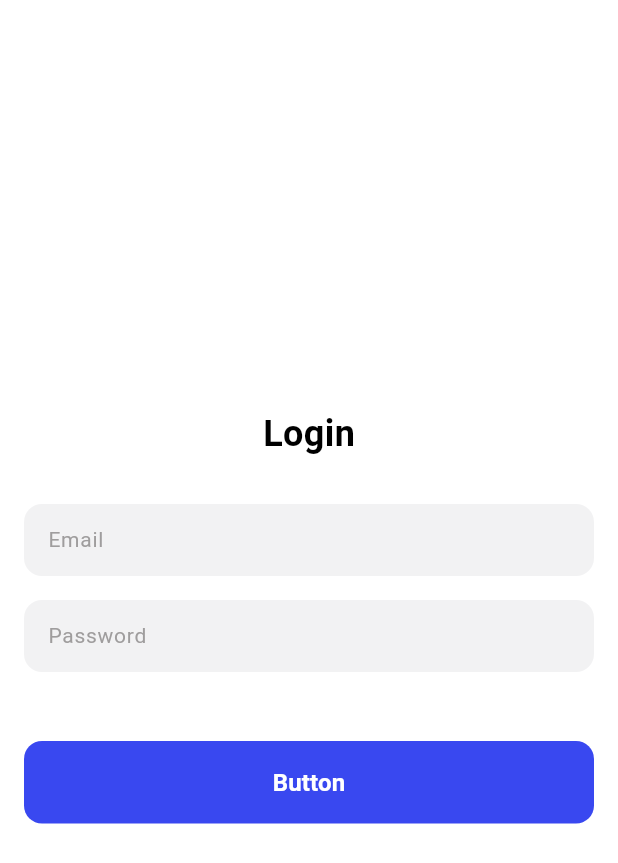
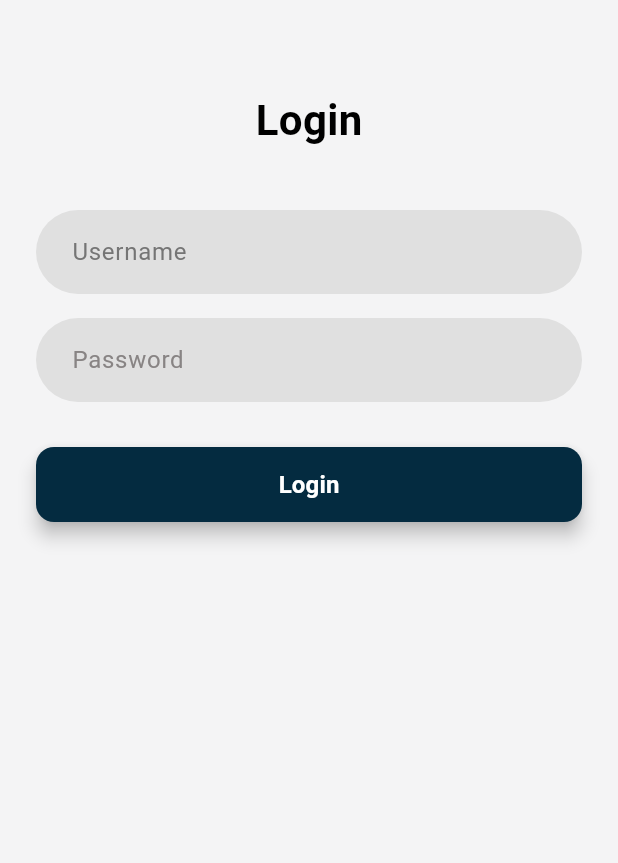
Before and after one commit to Natasyaaurellya/UKK_2025, a Flutter app: the screen it shows after launch, on a phone screen of 412 x 824 dp. Shown: the top 863 px of the screen. Run offline on Flutter 3.47's test engine with Material 3 defaults, Android fonts, the phone set to English and light mode, and no system bars; our stand-ins replace supabase_flutter; accounts and stored records are empty.

Commit message:
first commit

```diff
--- a/lib/home.dart
+++ b/lib/home.dart
@@ -0,0 +1,2 @@
+import 'package:flutter/material.dart';
+import 'package:supabase_flutter/supabase_flutter.dart';
--- a/lib/login.dart
+++ b/lib/login.dart
@@ -1,179 +1,151 @@
 import 'package:flutter/material.dart';
+import 'package:supabase_flutter/supabase_flutter.dart';
 import 'home.dart';
 
-class LoginScreen extends StatelessWidget {
+class LoginScreen extends StatefulWidget {
+  @override
+  _LoginScreenState createState() => _LoginScreenState();
+}
+
+class _LoginScreenState extends State<LoginScreen> {
+  final TextEditingController _usernameController = TextEditingController();
+  final TextEditingController _passwordController = TextEditingController();
+
+  final SupabaseClient _supabaseClient = Supabase.instance.client;
+
+  final _formKey = GlobalKey<FormState>(); // Kunci untuk form
+
+  Future<void> _login() async {
+    if (_formKey.currentState?.validate() ?? false) {
+      final username = _usernameController.text;
+      final password = _passwordController.text;
+
+      // Jika hanya username yang kosong
+      if (username.isEmpty) {
+        ScaffoldMessenger.of(context).showSnackBar(
+          const SnackBar(content: Text("Username tidak boleh kosong")),
+        );
+      }
+      // Jika hanya password yang kosong
+      else if (password.isEmpty) {
+        ScaffoldMessenger.of(context).showSnackBar(
+          const SnackBar(content: Text("Password tidak boleh kosong")),
+        );
+      } else {
+        // Query ke tabel "user" di Supabase
+        final response = await _supabaseClient
+            .from('user')
+            .select()
+            .eq('username', username)
+            .eq('password', password)
+            .maybeSingle();
+
+        if (response != null) {
+          // Login berhasil
+          ScaffoldMessenger.of(context).showSnackBar(
+            SnackBar(content: Text("Login Successful! Welcome, ${response['username']}")),
+          );
+
+          // Navigasi ke HomeScreen setelah login sukses
+          // Navigator.pushReplacement(
+          //   context,
+          //   MaterialPageRoute(builder: (context) => HomeScreen()),
+          // );
+        } else {
+          // Login gagal
+          ScaffoldMessenger.of(context).showSnackBar(
+            const SnackBar(content: Text("Incorrect username or password.")),
+          );
+        }
+      }
+    }
+  }
+
   @override
   Widget build(BuildContext context) {
     return Scaffold(
-      backgroundColor: Color(0xffffffff),
-      body: Align(
-        alignment: Alignment.center,
-        child: Padding(
-          padding: EdgeInsets.fromLTRB(16, 50, 16, 16),
-          child: SingleChildScrollView(
+      backgroundColor: const Color(0xfff4f4f5), // Latar belakang abu-abu terang
+      body: Padding(
+        padding: const EdgeInsets.symmetric(horizontal: 24),
+        child: SingleChildScrollView(
+          child: Form(
+            key: _formKey, // Menetapkan formKey pada form
             child: Column(
-              mainAxisAlignment: MainAxisAlignment.start,
-              crossAxisAlignment: CrossAxisAlignment.start,
-              mainAxisSize: MainAxisSize.max,
+              mainAxisAlignment: MainAxisAlignment.center,
+              crossAxisAlignment: CrossAxisAlignment.center,
               children: [
-                Align(
-                  alignment: Alignment.center,
-                  child: Text(
-                    "Login",
-                    textAlign: TextAlign.start,
-                    overflow: TextOverflow.clip,
-                    style: TextStyle(
-                      fontWeight: FontWeight.w700,
-                      fontStyle: FontStyle.normal,
-                      fontSize: 24,
-                      color: Color(0xff000000),
-                    ),
+                const SizedBox(height: 60),
+                const Text(
+                  "Login",
+                  style: TextStyle(
+                    fontWeight: FontWeight.bold,
+                    fontSize: 28,
+                    color: Colors.black,
                   ),
                 ),
-                Padding(
-                  padding: EdgeInsets.fromLTRB(0, 30, 0, 16),
-                  child: TextField(
-                    controller: TextEditingController(),
-                    obscureText: false,
-                    textAlign: TextAlign.start,
-                    maxLines: 1,
+                const SizedBox(height: 40),
+                TextFormField(
+                  controller: _usernameController,
+                  decoration: InputDecoration(
+                    hintText: "Username",
+                    hintStyle: TextStyle(color: Colors.grey[600]), // Warna hint teks
+                    filled: true,
+                    fillColor: const Color(0xffe0e0e0), // Latar belakang input field
+                    border: OutlineInputBorder(
+                      borderRadius: BorderRadius.circular(30),
+                      borderSide: BorderSide.none,
+                    ),
+                    contentPadding: const EdgeInsets.symmetric(vertical: 16, horizontal: 20),
+                  ),
+                  style: const TextStyle(color: Colors.black), // Warna teks utama
+                  validator: (value) {
+                    if (value == null || value.isEmpty) {
+                      return 'Username tidak boleh kosong'; // Pesan error jika kosong
+                    }
+                    return null;
+                  },
+                ),
+                const SizedBox(height: 16),
+                TextFormField(
+                  controller: _passwordController,
+                  obscureText: true,
+                  decoration: InputDecoration(
+                    hintText: "Password",
+                    hintStyle: TextStyle(color: Color.fromARGB(255, 136, 132, 132)), // Warna hint teks
+                    filled: true,
+                    fillColor: const Color(0xffe0e0e0), // Latar belakang input field
+                    border: OutlineInputBorder(
+                      borderRadius: BorderRadius.circular(30),
+                      borderSide: BorderSide.none,
+                    ),
+                    contentPadding: const EdgeInsets.symmetric(vertical: 16, horizontal: 20),
+                  ),
+                  style: const TextStyle(color: Colors.black), // Warna teks utama
+                  validator: (value) {
+                    if (value == null || value.isEmpty) {
+                      return 'Password tidak boleh kosong'; // Pesan error jika kosong
+                    }
+                    return null;
+                  },
+                ),
+                const SizedBox(height: 30),
+                ElevatedButton(
+                  onPressed: _login,
+                  style: ElevatedButton.styleFrom(
+                    backgroundColor: Color.fromARGB(255, 4, 43, 64), // Warna tombol
+                    shape: RoundedRectangleBorder(
+                      borderRadius: BorderRadius.circular(12),
+                    ),
+                    minimumSize: const Size(double.infinity, 50),
+                    elevation: 5,
+                  ),
+                  child: const Text(
+                    "Login",
                     style: TextStyle(
-                      fontWeight: FontWeight.w400,
-                      fontStyle: FontStyle.normal,
-                      fontSize: 14,
-                      color: Color(0xff000000),
+                      fontWeight: FontWeight.bold, //untuk mengatur tebal tipis text
+                      fontSize: 16, //untuk mengatur besar kecil text
+                      color: Colors.white, // Warna teks tombol
                     ),
-                    decoration: InputDecoration(
-                      disabledBorder: OutlineInputBorder(
-                        borderRadius: BorderRadius.circular(12.0),
-                        borderSide:
-                            BorderSide(color: Color(0x00ffffff), width: 1),
-                      ),
-                      focusedBorder: OutlineInputBorder(
-                        borderRadius: BorderRadius.circular(12.0),
-                        borderSide:
-                            BorderSide(color: Color(0x00ffffff), width: 1),
-                      ),
-                      enabledBorder: OutlineInputBorder(
-                        borderRadius: BorderRadius.circular(12.0),
-                        borderSide:
-                            BorderSide(color: Color(0x00ffffff), width: 1),
-                      ),
-                      hintText: "Email",
-                      hintStyle: TextStyle(
-                        fontWeight: FontWeight.w400,
-                        fontStyle: FontStyle.normal,
-                        fontSize: 14,
-                        color: Color(0xff9f9d9d),
-                      ),
-                      filled: true,
-                      fillColor: Color(0xfff2f2f3),
-                      isDense: false,
-                      contentPadding:
-                          EdgeInsets.symmetric(vertical: 8, horizontal: 12),
-                    ),
-                  ),
-                ),
-                Padding(
-                  padding: EdgeInsets.fromLTRB(0, 0, 0, 16),
-                  child: TextField(
-                    controller: TextEditingController(),
-                    obscureText: false,
-                    textAlign: TextAlign.start,
-                    maxLines: 1,
-                    style: TextStyle(
-                      fontWeight: FontWeight.w400,
-                      fontStyle: FontStyle.normal,
-                      fontSize: 14,
-                      color: Color(0xff000000),
-                    ),
-                    decoration: InputDecoration(
-                      disabledBorder: OutlineInputBorder(
-                        borderRadius: BorderRadius.circular(12.0),
-                        borderSide:
-                            BorderSide(color: Color(0x00ffffff), width: 1),
-                      ),
-                      focusedBorder: OutlineInputBorder(
-                        borderRadius: BorderRadius.circular(12.0),
-                        borderSide:
-                            BorderSide(color: Color(0x00ffffff), width: 1),
-                      ),
-                      enabledBorder: OutlineInputBorder(
-                        borderRadius: BorderRadius.circular(12.0),
-                        borderSide:
-                            BorderSide(color: Color(0x00ffffff), width: 1),
-                      ),
-                      hintText: "Password",
-                      hintStyle: TextStyle(
-                        fontWeight: FontWeight.w400,
-                        fontStyle: FontStyle.normal,
-                        fontSize: 14,
-                        color: Color(0xff9f9d9d),
-                      ),
-                      filled: true,
-                      fillColor: Color(0xfff2f2f3),
-                      isDense: false,
-                      contentPadding:
-                          EdgeInsets.symmetric(vertical: 8, horizontal: 12),
-                    ),
-                  ),
-                ),
-                Padding(
-                  padding: EdgeInsets.fromLTRB(0, 30, 0, 16),
-                  child: MaterialButton(
-                    onPressed: () {},
-                    color: Color.fromARGB(255, 57, 72, 240),
-                    elevation: 0,
-                    shape: RoundedRectangleBorder(
-                      borderRadius: BorderRadius.circular(12.0),
-                    ),
-                    padding: EdgeInsets.all(16),
-                    child: Text(
-                      "Button",
-                      style: TextStyle(
-                        fontSize: 16,
-                        fontWeight: FontWeight.w700,
-                        fontStyle: FontStyle.normal,
-                      ),
-                    ),
-                    textColor: Color(0xffffffff),
-                    height: 40,
-                    minWidth: MediaQuery.of(context).size.width,
-                  ),
-                ),
-                Align(
-                  alignment: Alignment.center,
-                  child: Row(
-                    mainAxisAlignment: MainAxisAlignment.start,
-                    crossAxisAlignment: CrossAxisAlignment.start,
-                    mainAxisSize: MainAxisSize.min,
-                    children: [
-                      Text(
-                        "",
-                        textAlign: TextAlign.start,
-                        overflow: TextOverflow.clip,
-                        style: TextStyle(
-                          fontWeight: FontWeight.w400,
-                          fontStyle: FontStyle.normal,
-                          fontSize: 14,
-                          color: Color(0xff000000),
-                        ),
-                      ),
-                      Padding(
-                        padding: EdgeInsets.fromLTRB(4, 0, 0, 0),
-                        child: Text(
-                          "",
-                          textAlign: TextAlign.start,
-                          overflow: TextOverflow.clip,
-                          style: TextStyle(
-                            fontWeight: FontWeight.w700,
-                            fontStyle: FontStyle.normal,
-                            fontSize: 14,
-                            color: Color(0xffff5630),
-                          ),
-                        ),
-                      ),
-                    ],
                   ),
                 ),
               ],
```
